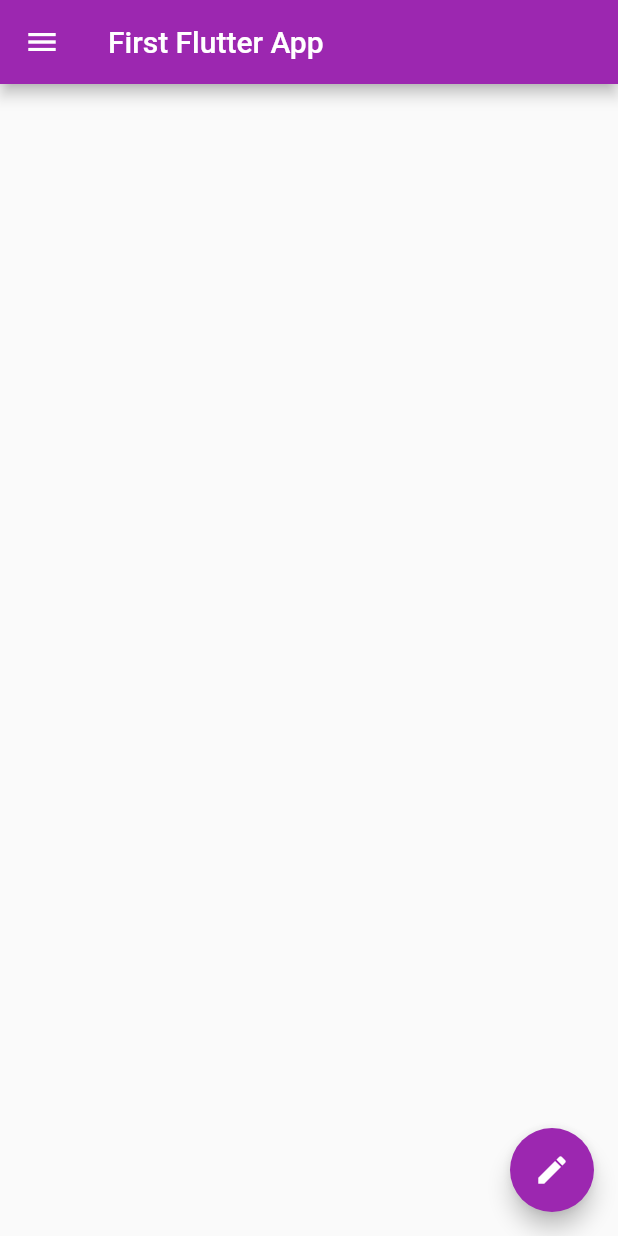
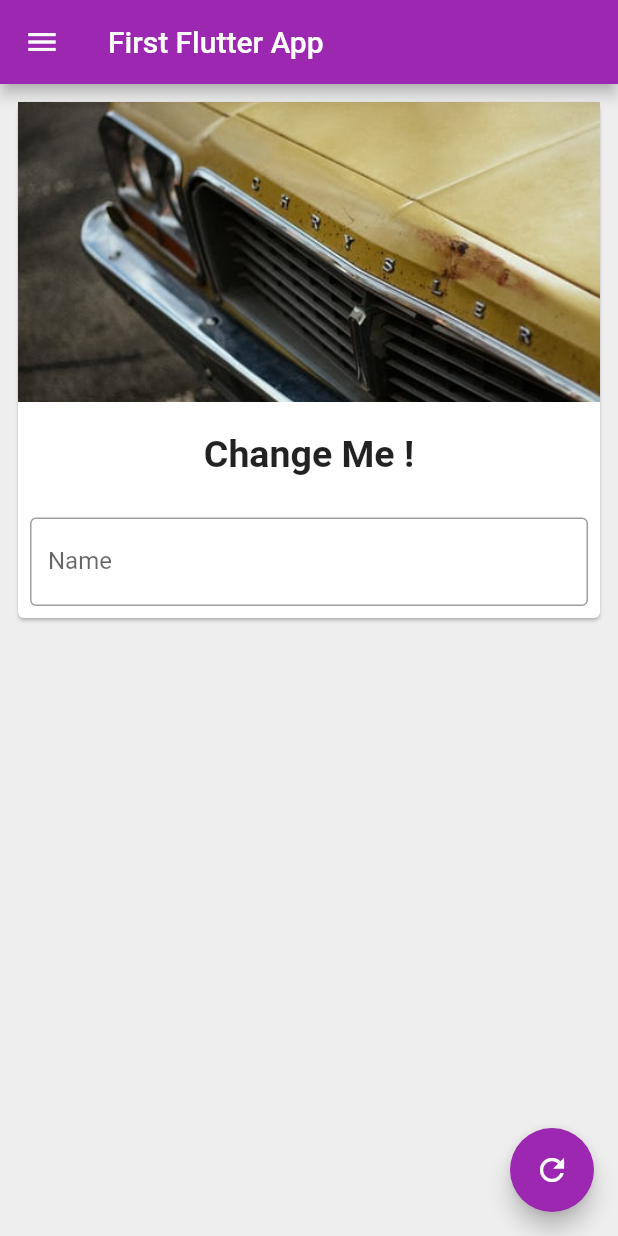
Before and after one commit to me-aditya/First-flutter-app, a Flutter app: the screen it shows after launch, on a phone screen of 412 x 824 dp. Run offline on Flutter 3.47's test engine with Material 2 defaults, Android fonts, the phone set to English and light mode, and no system bars.

Commit message:
Added assets, pubsec file changed, Added OnPressed Listner in main.dart

```diff
--- a/lib/main.dart
+++ b/lib/main.dart
@@ -10,17 +10,65 @@ void main() {
   ));
 }
 
-class HomePage extends StatelessWidget {
+class HomePage extends StatefulWidget {
+  @override
+  _HomePageState createState() => _HomePageState();
+}
+
+class _HomePageState extends State<HomePage> {
+  @override
+  TextEditingController _nameController = new TextEditingController();
+  var myText = "Change Me !";
+  void initState() {
+    super.initState();
+  }
+
   @override
   Widget build(BuildContext context) {
     return Scaffold(
+      backgroundColor: Colors.grey[200],
       appBar: AppBar(
         title: Text("First Flutter App"),
       ),
-      body: Container(),
       floatingActionButton: FloatingActionButton(
-        onPressed: () {},
-        child: Icon(Icons.edit),
+        child: Icon(Icons.refresh),
+        onPressed: () {
+          myText = _nameController.text;
+          setState(() {});
+        },
+      ),
+      body: Padding(
+        padding: const EdgeInsets.all(8.0),
+        child: SingleChildScrollView(
+          child: Card(
+              child: Column(
+            children: <Widget>[
+              Image.asset(
+                "assets/images/2.jpg",
+                fit: BoxFit.cover,
+                height: 200,
+                width: 600,
+              ),
+              SizedBox(
+                height: 20,
+              ),
+              Text(myText,
+                  style: TextStyle(fontSize: 25, fontWeight: FontWeight.bold)),
+              SizedBox(
+                height: 20,
+              ),
+              Padding(
+                  padding: const EdgeInsets.all(8.0),
+                  child: TextField(
+                      controller: _nameController,
+                      decoration: InputDecoration(
+                        hintText: "Enter Something",
+                        border: OutlineInputBorder(),
+                        labelText: "Name",
+                      )))
+            ],
+          )),
+        ),
       ),
       drawer: Drawer(
           child: ListView(
--- a/pubspec.yaml
+++ b/pubspec.yaml
@@ -45,9 +45,9 @@ flutter:
   uses-material-design: true
 
   # To add assets to your application, add an assets section, like this:
-  # assets:
-  #   - images/a_dot_burr.jpeg
-  #   - images/a_dot_ham.jpeg
+  assets:
+    - assets/images/1.jpg
+    - assets/images/2.jpg
 
   # An image asset can refer to one or more resolution-specific "variants", see
   # https://flutter.dev/assets-and-images/#resolution-aware.
```
Also changed, not shown: assets/images/1.jpg (added), assets/images/2.jpg (added).
